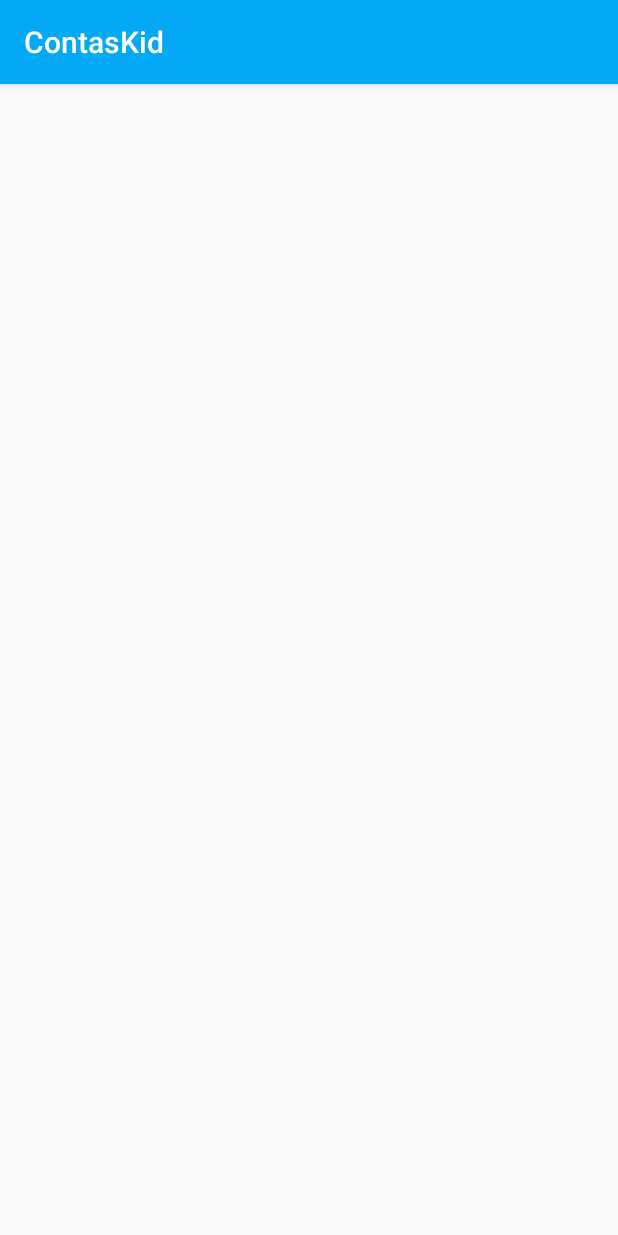
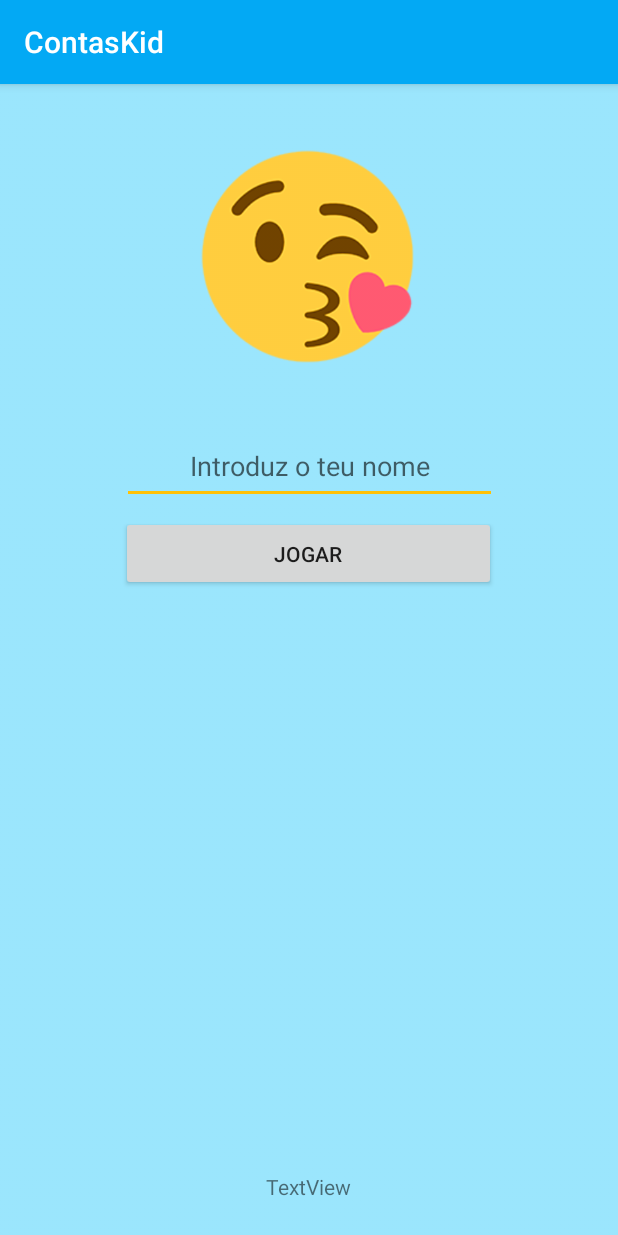
Before and after one commit to lpimentel/ContasKid, an Android app: the screen it shows after launch (MainActivity), on a phone screen of 412 x 824 dp. Run offline under Robolectric (Android 15) with nearby library versions, the phone set to English and light mode, and no system bars.

Commit message:
Adiciona imagem principal, introduz nome, botão e score. Falta configurar layout, fontes e cores.

```diff
--- a/app/src/main/res/layout/activity_main.xml
+++ b/app/src/main/res/layout/activity_main.xml
@@ -2,8 +2,78 @@
 <android.support.constraint.ConstraintLayout xmlns:android="http://schemas.android.com/apk/res/android"
     xmlns:app="http://schemas.android.com/apk/res-auto"
     xmlns:tools="http://schemas.android.com/tools"
+    android:id="@+id/relativeLayout"
     android:layout_width="match_parent"
     android:layout_height="match_parent"
-    tools:context=".MainActivity">
+    android:background="@drawable/globos"
+    tools:context=".MainActivity"
+    tools:layout_editor_absoluteY="81dp">
+
+    <ImageView
+        android:id="@+id/imageView_Personagem"
+        android:layout_width="150dp"
+        android:layout_height="150dp"
+        android:layout_marginStart="8dp"
+        android:layout_marginLeft="8dp"
+        android:layout_marginTop="40dp"
+        android:layout_marginEnd="8dp"
+        android:layout_marginRight="8dp"
+        android:contentDescription="@string/app_name"
+        app:layout_constraintEnd_toEndOf="parent"
+        app:layout_constraintHorizontal_bias="0.497"
+        app:layout_constraintStart_toStartOf="parent"
+        app:layout_constraintTop_toTopOf="parent"
+        app:srcCompat="@drawable/ini3" />
+
+    <EditText
+        android:id="@+id/txt_nome"
+        android:layout_width="250dp"
+        android:layout_height="50dp"
+        android:layout_marginStart="8dp"
+        android:layout_marginLeft="8dp"
+        android:layout_marginTop="40dp"
+        android:layout_marginEnd="8dp"
+        android:layout_marginRight="8dp"
+        android:ems="10"
+        android:gravity="center"
+        android:hint="@string/et_nome"
+        android:importantForAutofill="no"
+        android:inputType="textPersonName"
+        app:layout_constraintEnd_toEndOf="parent"
+        app:layout_constraintStart_toStartOf="parent"
+        app:layout_constraintTop_toBottomOf="@+id/imageView_Personagem"
+        tools:ignore="UnusedAttribute" />
+
+    <TextView
+        android:id="@+id/textView_BestScore"
+        android:layout_width="411dp"
+        android:layout_height="50dp"
+        android:layout_marginTop="156dp"
+        android:layout_marginBottom="8dp"
+        android:contentDescription="@string/app_name"
+        android:gravity="center"
+        android:text="TextView"
+        app:layout_constraintBottom_toBottomOf="parent"
+        app:layout_constraintEnd_toEndOf="parent"
+        app:layout_constraintHorizontal_bias="0.49"
+        app:layout_constraintStart_toStartOf="parent"
+        app:layout_constraintTop_toBottomOf="@+id/boton"
+        app:layout_constraintVertical_bias="1.0" />
+
+    <Button
+        android:id="@+id/boton"
+        android:layout_width="250dp"
+        android:layout_height="50dp"
+        android:layout_marginStart="8dp"
+        android:layout_marginLeft="8dp"
+        android:layout_marginTop="8dp"
+        android:layout_marginEnd="8dp"
+        android:layout_marginRight="8dp"
+        android:text="@string/boton"
+        app:layout_constraintEnd_toEndOf="parent"
+        app:layout_constraintHorizontal_bias="0.496"
+        app:layout_constraintStart_toStartOf="parent"
+        app:layout_constraintTop_toBottomOf="@+id/txt_nome"
+        tools:text="@string/boton" />
 
 </android.support.constraint.ConstraintLayout>
--- a/app/src/main/res/values/strings.xml
+++ b/app/src/main/res/values/strings.xml
@@ -1,3 +1,5 @@
 <resources>
     <string name="app_name">ContasKid</string>
+    <string name="et_nome">Introduz o teu nome</string>
+    <string name="boton">Jogar</string>
 </resources>
```
